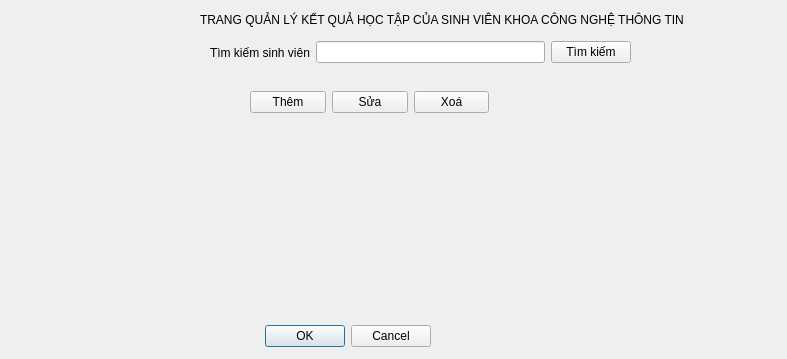
Quang-Phuc/CauPhan_C-, file QLSV/quanlyketquahoctap.ui: the form before one commit.
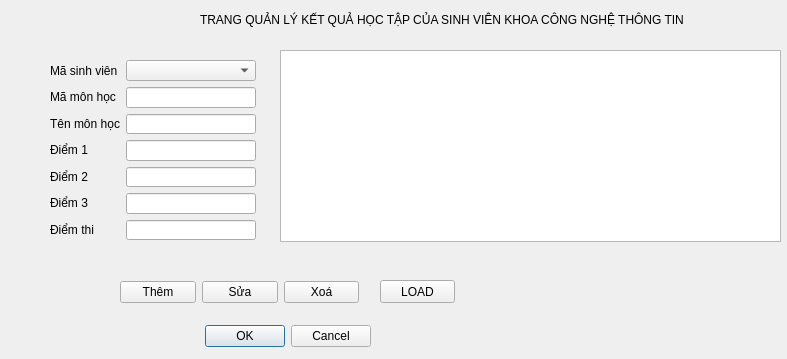
The form after the commit.

```diff
--- a/QLSV/quanlyketquahoctap.ui
+++ b/QLSV/quanlyketquahoctap.ui
@@ -16,7 +16,7 @@
   <widget class="QDialogButtonBox" name="buttonBox">
    <property name="geometry">
     <rect>
-     <x>90</x>
+     <x>30</x>
      <y>320</y>
      <width>341</width>
      <height>32</height>
@@ -42,11 +42,11 @@
     <string>TRANG QUẢN LÝ KẾT QUẢ HỌC TẬP CỦA SINH VIÊN KHOA CÔNG NGHỆ THÔNG TIN</string>
    </property>
   </widget>
-  <widget class="QWidget" name="">
+  <widget class="QWidget" name="layoutWidget">
    <property name="geometry">
     <rect>
-     <x>250</x>
-     <y>90</y>
+     <x>120</x>
+     <y>280</y>
      <width>239</width>
      <height>25</height>
     </rect>
@@ -75,36 +75,116 @@
     </item>
    </layout>
   </widget>
+  <widget class="QTableView" name="tableView">
+   <property name="geometry">
+    <rect>
+     <x>280</x>
+     <y>50</y>
+     <width>501</width>
+     <height>192</height>
+    </rect>
+   </property>
+  </widget>
+  <widget class="QPushButton" name="pushButton_4">
+   <property name="geometry">
+    <rect>
+     <x>380</x>
+     <y>280</y>
+     <width>75</width>
+     <height>23</height>
+    </rect>
+   </property>
+   <property name="text">
+    <string>LOAD</string>
+   </property>
+  </widget>
   <widget class="QWidget" name="">
    <property name="geometry">
     <rect>
-     <x>210</x>
-     <y>40</y>
-     <width>421</width>
-     <height>25</height>
+     <x>50</x>
+     <y>60</y>
+     <width>206</width>
+     <height>180</height>
     </rect>
    </property>
-   <layout class="QHBoxLayout" name="horizontalLayout_3">
+   <layout class="QHBoxLayout" name="horizontalLayout">
     <item>
-     <layout class="QHBoxLayout" name="horizontalLayout">
+     <layout class="QVBoxLayout" name="verticalLayout_2">
       <item>
        <widget class="QLabel" name="label_2">
         <property name="text">
-         <string>Tìm kiếm sinh viên</string>
+         <string>Mã sinh viên</string>
         </property>
        </widget>
       </item>
       <item>
-       <widget class="QLineEdit" name="lineEdit"/>
+       <widget class="QLabel" name="label_3">
+        <property name="text">
+         <string>Mã môn học</string>
+        </property>
+       </widget>
+      </item>
+      <item>
+       <widget class="QLabel" name="label_4">
+        <property name="text">
+         <string>Tên môn học</string>
+        </property>
+       </widget>
+      </item>
+      <item>
+       <widget class="QLabel" name="label_5">
+        <property name="text">
+         <string>Điểm 1</string>
+        </property>
+       </widget>
+      </item>
+      <item>
+       <widget class="QLabel" name="label_6">
+        <property name="text">
+         <string>Điểm 2</string>
+        </property>
+       </widget>
+      </item>
+      <item>
+       <widget class="QLabel" name="label_7">
+        <property name="text">
+         <string>Điểm 3</string>
+        </property>
+       </widget>
+      </item>
+      <item>
+       <widget class="QLabel" name="label_8">
+        <property name="text">
+         <string>Điểm thi</string>
+        </property>
+       </widget>
       </item>
      </layout>
     </item>
     <item>
-     <widget class="QPushButton" name="pushButton_4">
-      <property name="text">
-       <string>Tìm kiếm</string>
-      </property>
-     </widget>
+     <layout class="QVBoxLayout" name="verticalLayout">
+      <item>
+       <widget class="QComboBox" name="masv"/>
+      </item>
+      <item>
+       <widget class="QLineEdit" name="mamon"/>
+      </item>
+      <item>
+       <widget class="QLineEdit" name="tenmon"/>
+      </item>
+      <item>
+       <widget class="QLineEdit" name="diem1"/>
+      </item>
+      <item>
+       <widget class="QLineEdit" name="diem2"/>
+      </item>
+      <item>
+       <widget class="QLineEdit" name="diem3"/>
+      </item>
+      <item>
+       <widget class="QLineEdit" name="diemthi"/>
+      </item>
+     </layout>
     </item>
    </layout>
   </widget>
```
